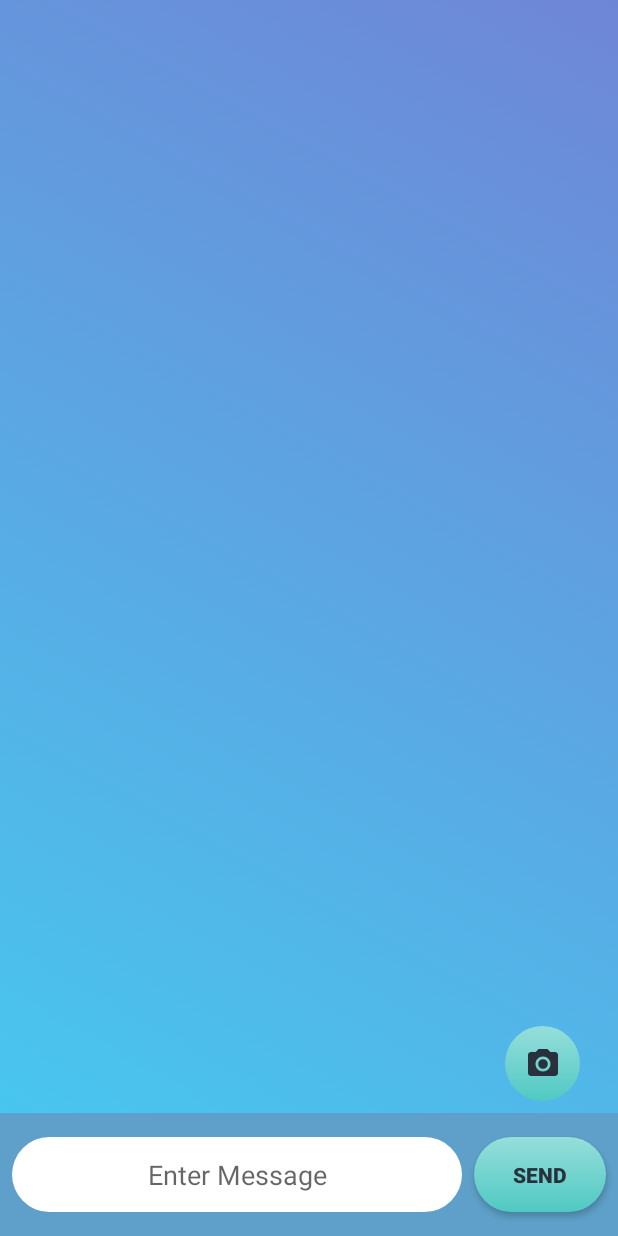
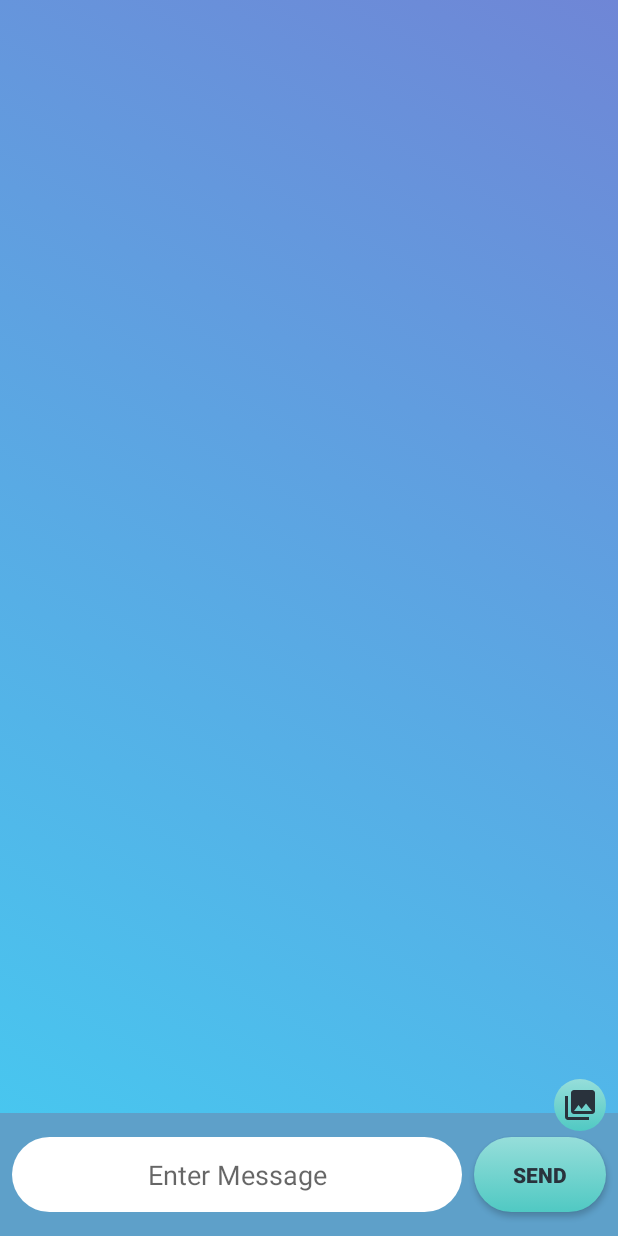
Before and after one commit to yakirarie/ChatApp, an Android app: the layout activity_chat_log.xml on its own in the app's theme, with its tools: preview values and no code run, on a phone screen of 412 x 824 dp. Run offline under Robolectric (Android 15) with nearby library versions, the phone set to English and light mode, and no system bars.

Commit message:
fixed some bugs

```diff
--- a/app/src/main/res/drawable/ic_menu_gallery.xml
+++ b/app/src/main/res/drawable/ic_menu_gallery.xml
@@ -4,6 +4,6 @@
     android:viewportWidth="24.0"
     android:viewportHeight="24.0">
     <path
-        android:fillColor="#FF000000"
+        android:fillColor="#29323c"
         android:pathData="M22,16V4c0,-1.1 -0.9,-2 -2,-2H8c-1.1,0 -2,0.9 -2,2v12c0,1.1 0.9,2 2,2h12c1.1,0 2,-0.9 2,-2zm-11,-4l2.03,2.71L16,11l4,5H8l3,-4zM2,6v14c0,1.1 0.9,2 2,2h14v-2H4V6H2z" />
 </vector>
--- a/app/src/main/res/layout/activity_chat_log.xml
+++ b/app/src/main/res/layout/activity_chat_log.xml
@@ -48,24 +48,24 @@
         app:layout_constraintBottom_toTopOf="@+id/editTextChatLog"
         app:layout_constraintEnd_toEndOf="parent"
         app:layout_constraintHorizontal_bias="0.0"
-
         app:layout_constraintStart_toStartOf="parent"
         app:layout_constraintTop_toTopOf="parent"
-        app:layout_constraintVertical_bias="0.0" />
+        app:layout_constraintVertical_bias="1.0" />
 
     <ImageButton
-        android:id="@+id/imageButton2"
-        android:layout_width="50dp"
-        android:layout_height="50dp"
-        android:layout_marginEnd="25dp"
-        android:layout_marginBottom="24dp"
+        android:id="@+id/pickImageChatLog"
+        android:layout_width="wrap_content"
+        android:layout_height="wrap_content"
+        android:layout_marginEnd="8dp"
+        android:layout_marginBottom="4dp"
         android:background="@drawable/rounded_button"
         android:onClick="sendImageClicked"
+        android:padding="5dp"
         app:layout_constraintBottom_toTopOf="@+id/sendBtnChatLog"
         app:layout_constraintEnd_toEndOf="parent"
         app:layout_constraintHorizontal_bias="1.0"
         app:layout_constraintStart_toStartOf="parent"
-        app:srcCompat="@drawable/ic_menu_camera" />
+        app:srcCompat="@drawable/ic_menu_gallery" />
 
 
 </androidx.constraintlayout.widget.ConstraintLayout>
--- a/app/src/main/res/layout/chat_to_row.xml
+++ b/app/src/main/res/layout/chat_to_row.xml
@@ -41,7 +41,7 @@
         android:gravity="center"
         app:layout_constraintBottom_toBottomOf="parent"
         app:layout_constraintEnd_toEndOf="parent"
-        app:layout_constraintTop_toBottomOf="@+id/textViewToRow"
+        app:layout_constraintTop_toBottomOf="@+id/imageViewToRow"
         app:layout_constraintVertical_bias="0.0"
         tools:text="17:11\n28/03/2020" />
 
```
Also changed, not shown: app/src/main/res/layout/latest_message_row.xml (+5 -3 lines).
